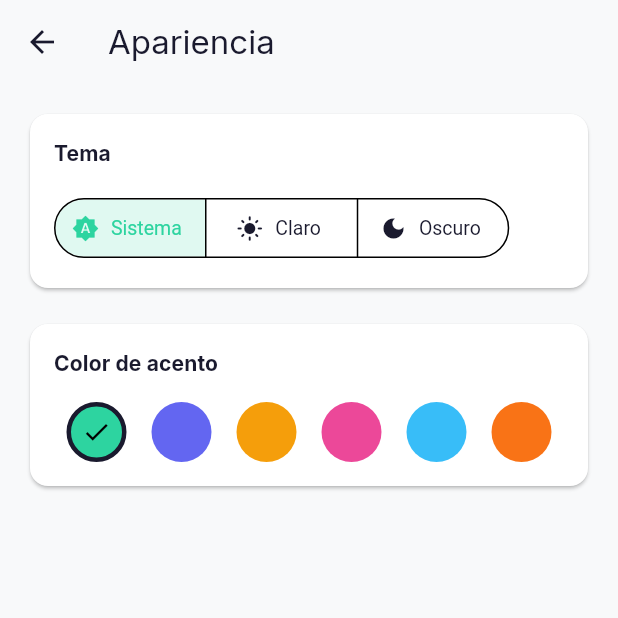
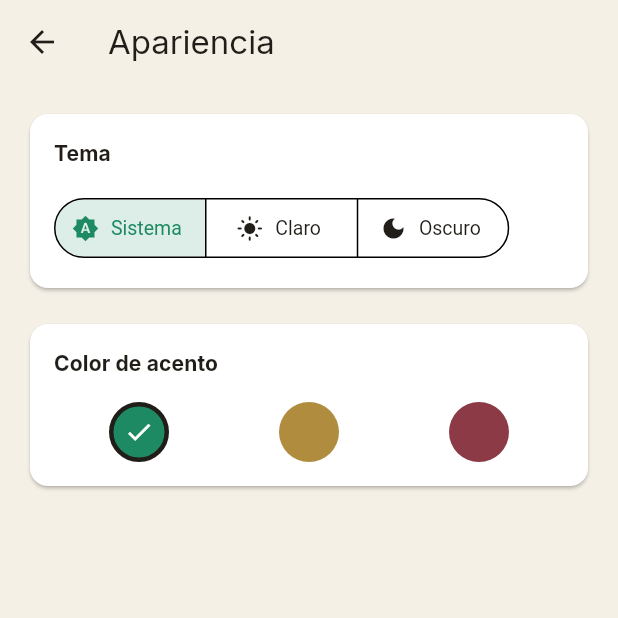
Before and after one commit to Sebastian-Code-0/Valtiq, a Flutter app: the AparienciaScreen screen opened directly, on a phone screen of 412 x 824 dp, the top half of it. Run offline on Flutter 3.47's test engine with Material 3 defaults, Android fonts, the phone set to English and light mode, and no system bars; our stand-ins replace drift, flutter_local_notifications, google_fonts, package_info_plus, shared_preferences, sqlite3_flutter_libs; missing offline and left inert: encrypt, file_selector, mailer, sqlite3; accounts and stored records are empty; generated files the repository leaves out were written again.

Commit message:
feat: rebrand theme to near-black/bone palette with 3 accent presets

```diff
--- a/lib/screens/config/apariencia_screen.dart
+++ b/lib/screens/config/apariencia_screen.dart
@@ -155,10 +155,7 @@ class _AparienciaScreenState extends State<AparienciaScreen> {
 }
 
 const _coloresAcento = [
-  (color: Color(0xFF2DD4A0), nombre: 'Menta'),
-  (color: Color(0xFF6366F1), nombre: 'Índigo'),
-  (color: Color(0xFFF59E0B), nombre: 'Ámbar'),
-  (color: Color(0xFFEC4899), nombre: 'Rosa'),
-  (color: Color(0xFF38BDF8), nombre: 'Cielo'),
-  (color: Color(0xFFF97316), nombre: 'Coral'),
+  (color: Color(0xFF1E8A63), nombre: 'Esmeralda oscuro'),
+  (color: Color(0xFFB08D3E), nombre: 'Dorado'),
+  (color: Color(0xFF8B3A46), nombre: 'Vino'),
 ];
--- a/lib/theme/app_colors.dart
+++ b/lib/theme/app_colors.dart
@@ -2,21 +2,21 @@ import 'package:flutter/material.dart';
 
 abstract class AppColors {
   static const primario = Color(0xFF1E3A5F);
-  static const acento = Color(0xFF2DD4A0);
+  static const acento = Color(0xFF1E8A63);
   static const alerta = Color(0xFFE05C5C);
 
-  // Hoy comparte el mismo valor que acento porque el verde de marca por
-  // defecto ya es un verde de éxito. Si acento cambia a otro preset, este
+  // Hoy comparte el mismo valor que acento porque el verde Esmeralda oscuro
+  // por defecto ya es un verde de éxito. Si acento cambia a otro preset, este
   // valor debe seguir fijo como verde de éxito y no seguir al preset dinámico.
-  static const positivo = Color(0xFF2DD4A0);
+  static const positivo = Color(0xFF1E8A63);
 
-  static const fondoClaro = Color(0xFFF8F9FA);
+  static const fondoClaro = Color(0xFFF5F0E6);
   static const superficieClaro = Color(0xFFFFFFFF);
-  static const textoClaro = Color(0xFF1A1A2E);
-  static const textoSecundarioClaro = Color(0xFF6B7280);
+  static const textoClaro = Color(0xFF211E19);
+  static const textoSecundarioClaro = Color(0xFF756F63);
 
-  static const fondoOscuro = Color(0xFF121820);
-  static const superficieOscuro = Color(0xFF1E2530);
-  static const textoOscuro = Color(0xFFF1F5F9);
-  static const textoSecundarioOscuro = Color(0xFF94A3B8);
+  static const fondoOscuro = Color(0xFF0D110F);
+  static const superficieOscuro = Color(0xFF161C19);
+  static const textoOscuro = Color(0xFFF1EFE9);
+  static const textoSecundarioOscuro = Color(0xFF9A9D97);
 }
--- a/lib/theme/app_theme.dart
+++ b/lib/theme/app_theme.dart
@@ -70,7 +70,7 @@ abstract class AppTheme {
         ),
       ),
       dividerTheme: const DividerThemeData(
-        color: Color(0xFFE5E7EB),
+        color: Color(0xFFE4DECF),
         thickness: 0.5,
       ),
       bottomNavigationBarTheme: BottomNavigationBarThemeData(
@@ -130,7 +130,7 @@ abstract class AppTheme {
         ),
       ),
       dividerTheme: const DividerThemeData(
-        color: Color(0xFF334155),
+        color: Color(0xFF262E2A),
         thickness: 0.5,
       ),
       bottomNavigationBarTheme: BottomNavigationBarThemeData(
```
